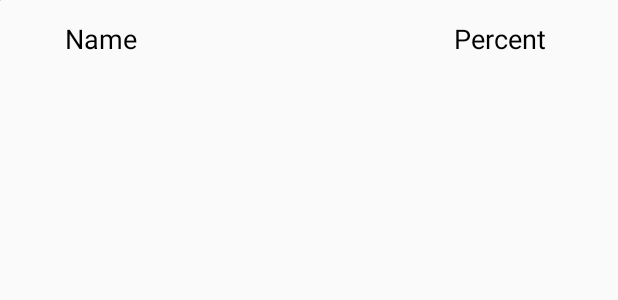
After one commit to hansung-capstone-investock/antenna_App, an Android app: the layout list_main.xml on its own in the app's theme, with its tools: preview values and no code run, on a phone screen of 412 x 824 dp. The commit adds this screen. Shown: the top 300 px of the screen. Run offline under Robolectric (Android 15) with nearby library versions, the phone set to English and light mode, and no system bars.

Commit message:
05/17 뉴스 수정중

```diff
--- /dev/null
+++ b/app/src/main/java/com/example/antenna/adpater/MainNewsList.kt
@@ -0,0 +1,6 @@
+package com.example.antenna.adpater
+
+class MainNewsList(val main_title:String, val main_summary:String, val main_publishDay:String,
+            val main_link : String) {
+
+}
--- a/app/src/main/java/com/example/antenna/interface/FirstService.kt
+++ b/app/src/main/java/com/example/antenna/interface/FirstService.kt
@@ -7,7 +7,6 @@ import retrofit2.http.GET
 import retrofit2.http.Query
 
 interface FirstService {
-
     @FormUrlEncoded
     @GET("")
     fun getInfo(@Query("Type")Type:String,
--- a/app/src/main/java/com/example/antenna/interface/MainNews.kt
+++ b/app/src/main/java/com/example/antenna/interface/MainNews.kt
@@ -8,7 +8,7 @@ import retrofit2.http.GET
 import retrofit2.http.Query
 
 interface MainNews {
-
+    // API로 부터 메인 뉴스 정보 가져오기
     @GET("/views/api/news")
     fun getNews(
             @Query("title") title: String? = null,
--- a/app/src/main/res/layout/fragment_news.xml
+++ b/app/src/main/res/layout/fragment_news.xml
@@ -17,6 +17,7 @@
         app:layout_constraintTop_toTopOf="parent">
 
         <androidx.recyclerview.widget.RecyclerView
+            android:id="@+id/rv_main_data"
             android:layout_width="match_parent"
             android:layout_height="wrap_content" />
     </ScrollView>
--- /dev/null
+++ b/app/src/main/res/layout/list_main.xml
@@ -0,0 +1,56 @@
+<?xml version="1.0" encoding="utf-8"?>
+<LinearLayout xmlns:android="http://schemas.android.com/apk/res/android"
+    xmlns:app="http://schemas.android.com/apk/res-auto"
+    xmlns:tools="http://schemas.android.com/tools"
+    android:layout_width="match_parent"
+    android:layout_height="50dp">
+
+
+    <ImageView
+        android:id="@+id/xml_image"
+        android:layout_width="wrap_content"
+        android:layout_height="wrap_content"
+        android:layout_weight="1"
+        tools:srcCompat="@tools:sample/avatars" />
+
+    <androidx.constraintlayout.widget.ConstraintLayout
+        android:layout_width="match_parent"
+        android:layout_height="wrap_content"
+        android:layout_marginLeft="5dp"
+        android:layout_marginTop="5dp"
+        android:layout_weight="1"
+        android:orientation="vertical">
+
+        <TextView
+            android:id="@+id/xml_name"
+            android:layout_width="wrap_content"
+            android:layout_height="wrap_content"
+            android:layout_marginTop="8dp"
+            android:layout_weight="1"
+            android:gravity="center"
+            android:text="Name"
+            android:textColor="@color/black"
+            android:textSize="18sp"
+            app:layout_constraintEnd_toEndOf="parent"
+            app:layout_constraintHorizontal_bias="0.105"
+            app:layout_constraintStart_toStartOf="parent"
+            app:layout_constraintTop_toTopOf="parent" />
+
+        <TextView
+            android:id="@+id/xml_percent"
+            android:layout_width="wrap_content"
+            android:layout_height="wrap_content"
+            android:layout_marginTop="8dp"
+            android:layout_weight="1"
+            android:gravity="center"
+            android:text="Percent"
+            android:textColor="@color/black"
+            android:textSize="18sp"
+            app:layout_constraintEnd_toEndOf="parent"
+            app:layout_constraintHorizontal_bias="0.812"
+            app:layout_constraintStart_toEndOf="@+id/xml_name"
+            app:layout_constraintTop_toTopOf="parent" />
+
+    </androidx.constraintlayout.widget.ConstraintLayout>
+
+</LinearLayout>
--- a/app/src/main/res/values/strings.xml
+++ b/app/src/main/res/values/strings.xml
@@ -1,7 +1,6 @@
 <resources>
     <string name="app_name">INVESTOCK</string>
     <string name="INVESTOCK">Investock</string>
-
     <string name="one_click">Antenna</string>
     <string name="news">뉴스</string>
     <string name="info">마이페이지</string>
```
Also changed, not shown: app/src/main/java/com/example/antenna/adpater/MainNewsAdapter.kt (added, +31 -0 lines), app/src/main/java/com/example/antenna/fragment/NewsFragment.kt (+24 -13 lines).
